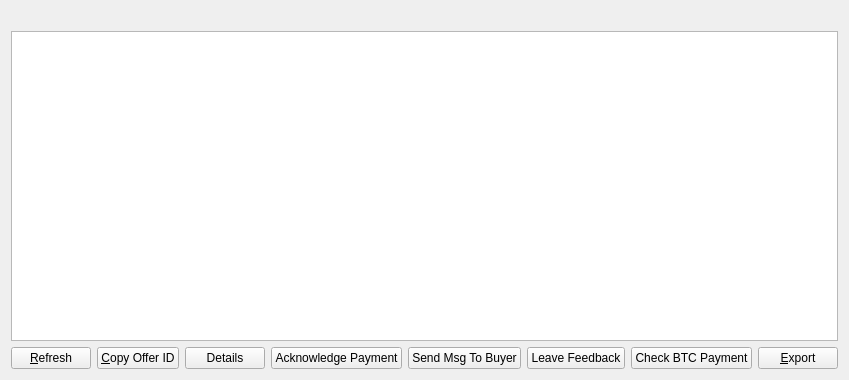
This is src/qt/forms/myacceptedofferlistpage.ui in greggdourgarian/syscoin2 as Qt 5 draws it before an edit. The edited form follows.
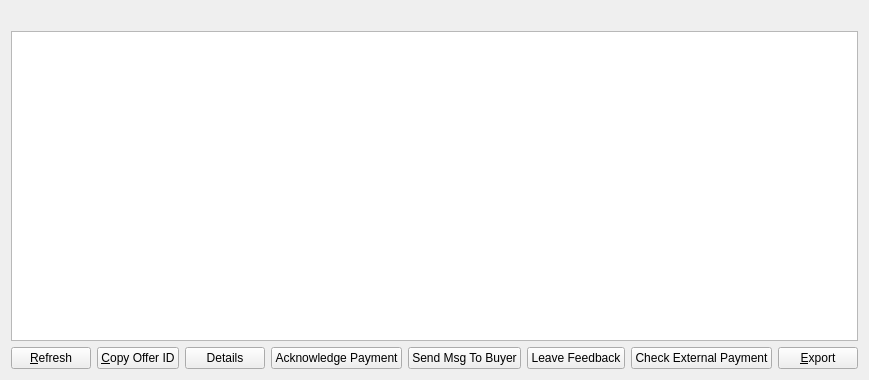
This is the edited form.

What changed in the file:
```diff
--- a/src/qt/forms/myacceptedofferlistpage.ui
+++ b/src/qt/forms/myacceptedofferlistpage.ui
@@ -6,7 +6,7 @@
    <rect>
     <x>0</x>
     <y>0</y>
-    <width>784</width>
+    <width>805</width>
     <height>380</height>
    </rect>
   </property>
@@ -120,7 +120,7 @@
         <string>Check Bitcoin payment for this offer</string>
        </property>
        <property name="text">
-        <string>Check BTC Payment</string>
+        <string>Check External Payment</string>
        </property>
       </widget>
      </item>
```
Left out of the diff: 4 changed lines with no effect on the pictures.
